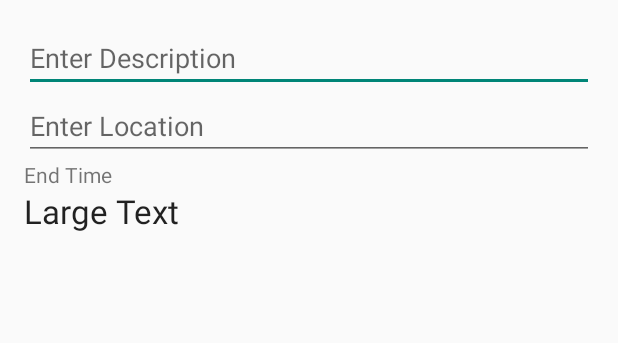
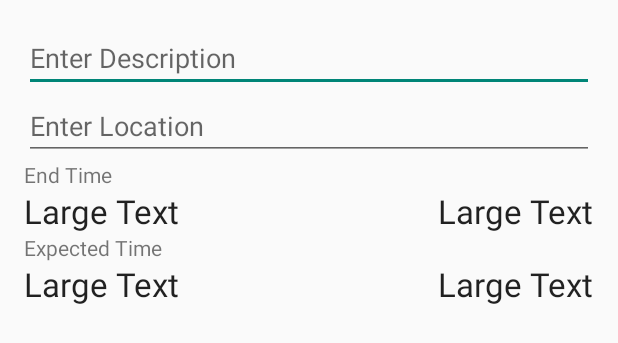
Before and after one commit to g1910/CSL343_Networking_Errands, an Android app: the layout activity_server_form.xml on its own in the app's theme, with its tools: preview values and no code run, on a phone screen of 412 x 824 dp. Shown: the top 343 px of the screen. Run offline under Robolectric (Android 15) with nearby library versions, the phone set to English and light mode, and no system bars.

Commit message:
Modify auction form to add DatePickerDialog

```diff
--- a/OrderIt/app/src/main/res/layout/activity_server_form.xml
+++ b/OrderIt/app/src/main/res/layout/activity_server_form.xml
@@ -39,8 +39,6 @@
         android:layout_below="@+id/textView2"
         android:layout_alignParentLeft="true"
         android:layout_alignParentStart="true"
-        android:layout_alignParentRight="true"
-        android:layout_alignParentEnd="true"
         android:onClick="showTimePickerDialog" />
 
     <TextView
@@ -53,5 +51,45 @@
         android:layout_alignParentLeft="true"
         android:layout_alignParentStart="true" />
 
+    <TextView
+        android:layout_width="wrap_content"
+        android:layout_height="wrap_content"
+        android:textAppearance="?android:attr/textAppearanceLarge"
+        android:text="Large Text"
+        android:id="@+id/auc_end_date"
+        android:layout_alignTop="@+id/auc_end_time"
+        android:layout_alignLeft="@+id/auc_exp_date"
+        android:layout_alignStart="@+id/auc_exp_date" />
+
+    <TextView
+        android:layout_width="wrap_content"
+        android:layout_height="wrap_content"
+        android:textAppearance="?android:attr/textAppearanceSmall"
+        android:text="Expected Time"
+        android:id="@+id/textView"
+        android:layout_below="@+id/auc_end_date"
+        android:layout_alignParentLeft="true"
+        android:layout_alignParentStart="true" />
+
+    <TextView
+        android:layout_width="wrap_content"
+        android:layout_height="wrap_content"
+        android:textAppearance="?android:attr/textAppearanceLarge"
+        android:text="Large Text"
+        android:id="@+id/auc_exp_time"
+        android:layout_below="@+id/textView"
+        android:layout_alignParentLeft="true"
+        android:layout_alignParentStart="true" />
+
+    <TextView
+        android:layout_width="wrap_content"
+        android:layout_height="wrap_content"
+        android:textAppearance="?android:attr/textAppearanceLarge"
+        android:text="Large Text"
+        android:id="@+id/auc_exp_date"
+        android:layout_alignTop="@+id/auc_exp_time"
+        android:layout_alignRight="@+id/auction_location"
+        android:layout_alignEnd="@+id/auction_location" />
+
 
 </RelativeLayout>
```
Also changed, not shown: OrderIt/app/src/main/java/com/csl343/group2/orderit/auction/ServerFormActivity.java (+71 -7 lines).
